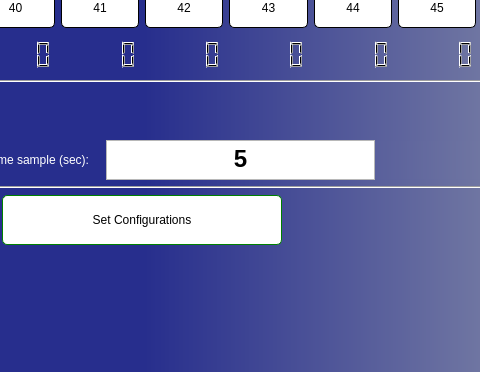
First picture: the form in mainwindow.ui, repository Mubshr07/DAQ, before the edit; both pictures show x 370 to 850 and y 396 to 768 of the 1024 by 768 pixel window.
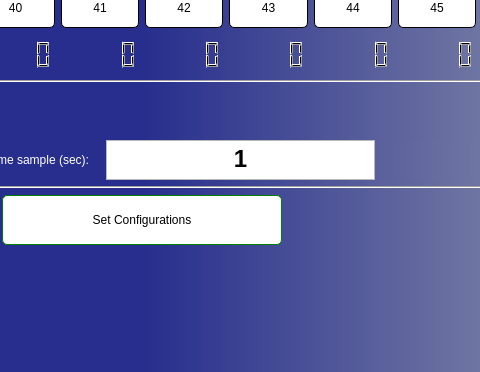
Second picture: the form after the edit.

Diff of the .ui file:
```diff
--- a/mainwindow.ui
+++ b/mainwindow.ui
@@ -1775,7 +1775,7 @@
 &lt;html&gt;&lt;head&gt;&lt;meta name=&quot;qrichtext&quot; content=&quot;1&quot; /&gt;&lt;style type=&quot;text/css&quot;&gt;
 p, li { white-space: pre-wrap; }
 &lt;/style&gt;&lt;/head&gt;&lt;body style=&quot; font-family:'MS Shell Dlg 2'; font-size:8.25pt; font-weight:400; font-style:normal;&quot;&gt;
-&lt;p align=&quot;center&quot; style=&quot; margin-top:0px; margin-bottom:0px; margin-left:0px; margin-right:0px; -qt-block-indent:0; text-indent:0px;&quot;&gt;&lt;span style=&quot; font-size:18pt; font-weight:600;&quot;&gt;5&lt;/span&gt;&lt;/p&gt;&lt;/body&gt;&lt;/html&gt;</string>
+&lt;p align=&quot;center&quot; style=&quot; margin-top:0px; margin-bottom:0px; margin-left:0px; margin-right:0px; -qt-block-indent:0; text-indent:0px;&quot;&gt;&lt;span style=&quot; font-size:18pt; font-weight:600;&quot;&gt;1&lt;/span&gt;&lt;/p&gt;&lt;/body&gt;&lt;/html&gt;</string>
         </property>
        </widget>
       </item>
```
